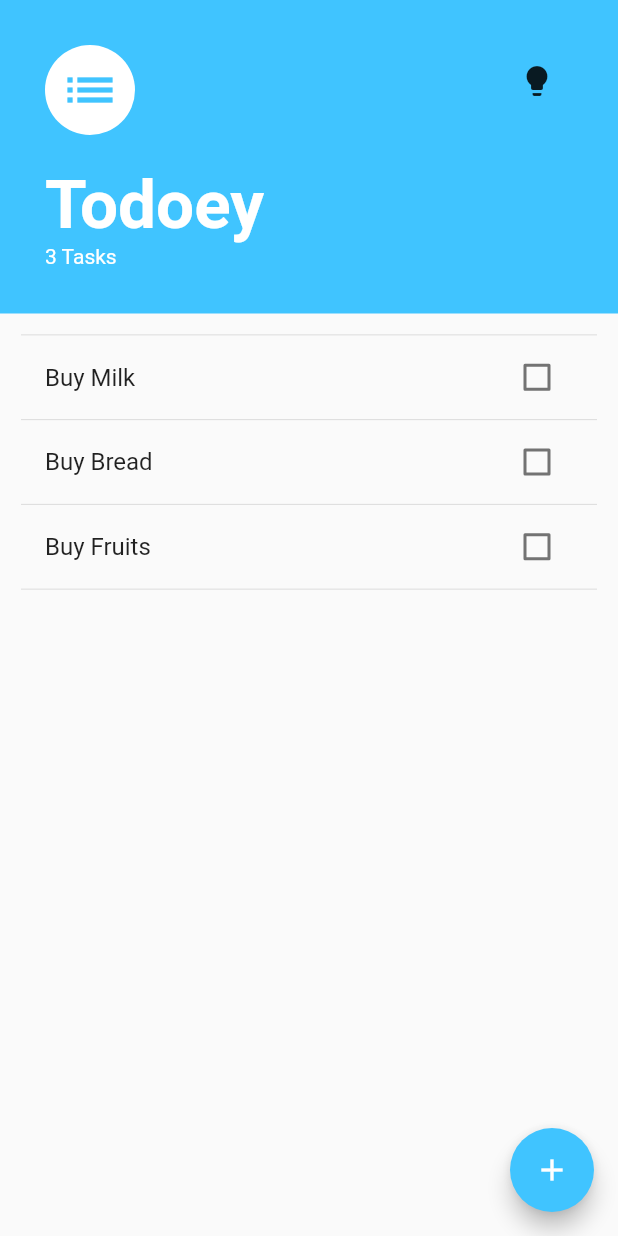
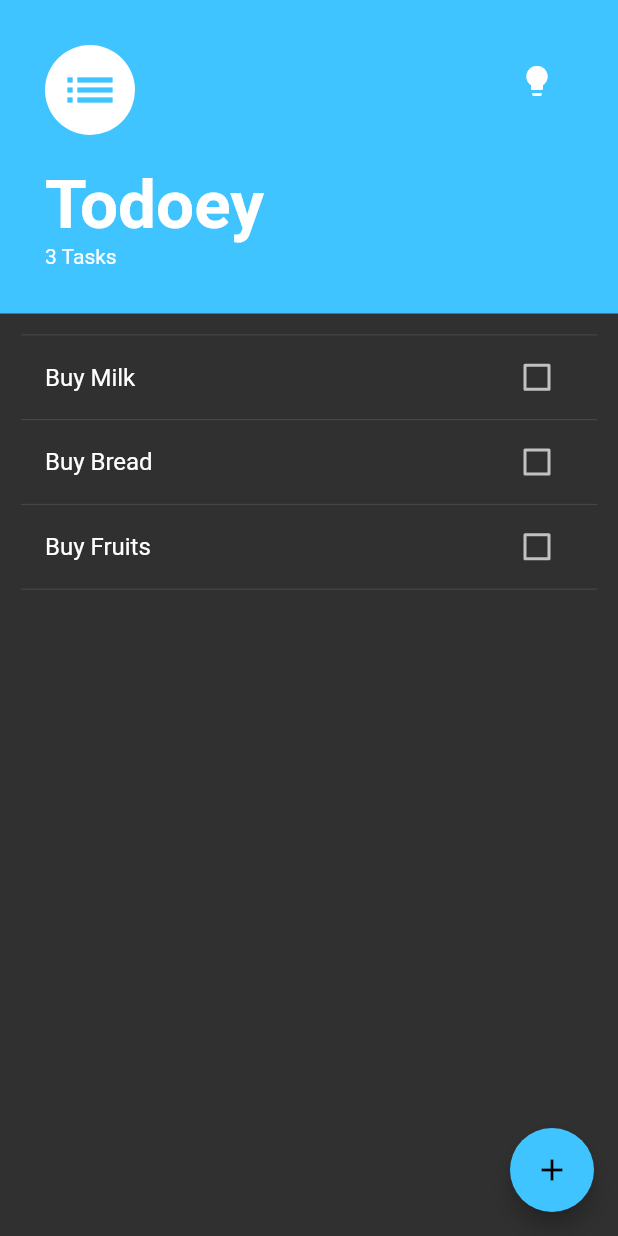
Before and after one commit to AshrafWzza/Todoey-flutter-using-provider, a Flutter app: the screen it shows after launch, after a tap on the "lightbulb" icon, on a phone screen of 412 x 824 dp. Run offline on Flutter 3.47's test engine with Material 2 defaults, Android fonts, the phone set to English and light mode, and no system bars; our stand-ins replace get, shared_preferences.

Commit message:
DarkTheme, SharedPreferences

```diff
--- a/lib/main.dart
+++ b/lib/main.dart
@@ -24,14 +24,57 @@ class MyApp extends StatefulWidget {
 }
 
 class _MyAppState extends State<MyApp> {
+  final Future<SharedPreferences> _prefs = SharedPreferences.getInstance();
+  late Future<bool> _darkMode;
+  Future<void> _updateTheme() async {
+    print('toggle0:$_darkMode');
+    final SharedPreferences prefs = await _prefs;
+    print('toggle1:$_darkMode');
+    print('toggle1:${prefs.getBool('darkMode')}');
+
+    bool darkMode = (prefs.getBool('darkMode') ?? false);
+    print('toggle2:$_darkMode');
+    print('toggle2:${prefs.getBool('darkMode')}');
+
+    // print('setState:$_darkMode');
+    // print('setState:${prefs.getBool('darkMode')}');
+
+    // !darkMode opposite bool Toggle
+    // _darkMode = prefs.setBool('darkMode', !darkMode).then((bool success) {
+    //   return darkMode;
+    // });
+    print('AfterSetState:$_darkMode');
+    print('AfterSetState:${prefs.getBool('darkMode')}');
+
+    // The opposite of Toggle Function
+    darkMode
+        ? Get.changeTheme(ThemeData.dark())
+        : Get.changeTheme(ThemeData.light());
+    print('updattteddd Themmmme');
+  }
+
+/* if (await _darkMode) {
+      Get.changeTheme(ThemeData.dark());
+      print('Statless Changeeeeeee Themmeee');
+      setState(() {});
+    }*/
+  @override
+  void initState() {
+    super.initState();
+    _darkMode = _prefs.then((SharedPreferences prefs) {
+      print('initstate00:${prefs.getBool('darkMode')}');
+      return prefs.getBool('darkMode') ?? false;
+    });
+    /*darkMode
+        ? Get.changeTheme(ThemeData.dark())
+        : Get.changeTheme(ThemeData.light());
+    print('Statless Changeeeeeee Themmeee');*/
+    _updateTheme();
+  }
+
   @override
   Widget build(BuildContext context) {
-    final Future<SharedPreferences> _prefs = SharedPreferences.getInstance();
-    late Future<bool> _darkMode;
-    _darkMode = _prefs.then((SharedPreferences prefs) {
-      print('initstateStatless:${prefs.getBool('darkMode')}');
-      return prefs.getBool('darkMode') ?? false;
-    });
+/*
     return FutureBuilder<bool>(
         future: _darkMode,
         builder: (BuildContext context, AsyncSnapshot<bool> snapshot) {
@@ -45,19 +88,22 @@ class _MyAppState extends State<MyApp> {
                 return GetMaterialApp(
                   debugShowCheckedModeBanner: false,
                   darkTheme: ThemeData.dark(),
-                  themeMode: snapshot.data! ? ThemeMode.dark : ThemeMode.light,
+                  // themeMode: snapshot.data! ? ThemeMode.dark : ThemeMode.light,
+                  themeMode: snapshot.data! ? ThemeMode.light : ThemeMode.light,
+                  // LIGHT, LIGHT - Change calculation to function before widget
                   // Theme mode depends on device settings at the beginning
-                  home: const TasksScreen(),
+                  home: TasksScreen(),
                 );
               }
           }
         });
-    /*return GetMaterialApp(
+*/
+    return GetMaterialApp(
       debugShowCheckedModeBanner: false,
       darkTheme: ThemeData.dark(),
-      themeMode: await _darkMode ? ThemeMode.light : ThemeMode.dark,
+      themeMode: ThemeMode.light,
       // Theme mode depends on device settings at the beginning
       home: const TasksScreen(),
-    );*/
+    );
   }
 }
--- a/lib/screens/tasks_screen.dart
+++ b/lib/screens/tasks_screen.dart
@@ -22,24 +22,33 @@ class _TasksScreenState extends State<TasksScreen> {
     print('toggle0:$_darkMode');
     final SharedPreferences prefs = await _prefs;
     print('toggle1:$_darkMode');
+    print('toggle1:${prefs.getBool('darkMode')}');
 
-    final bool darkMode = (prefs.getBool('darkMode') ?? false);
+    bool darkMode = (prefs.getBool('darkMode') ?? false);
     print('toggle2:$_darkMode');
+    print('toggle2:${prefs.getBool('darkMode')}');
 
-    setState(() {
-      // !darkMode opposite bool Toggle
-      _darkMode = prefs.setBool('darkMode', !darkMode).then((bool success) {
-        return darkMode;
-      });
-      print('setState:$_darkMode');
+    // print('setState:$_darkMode');
+    // print('setState:${prefs.getBool('darkMode')}');
+
+    // !darkMode opposite bool Toggle
+    _darkMode = prefs.setBool('darkMode', !darkMode).then((bool success) {
+      return darkMode;
     });
+    print('AfterSetState:$_darkMode');
+    print('AfterSetState:${prefs.getBool('darkMode')}');
+
+    darkMode
+        ? Get.changeTheme(ThemeData.light())
+        : Get.changeTheme(ThemeData.dark());
+    print('Changedddd Themmmme');
   }
 
   @override
   void initState() {
     super.initState();
     _darkMode = _prefs.then((SharedPreferences prefs) {
-      print('initstate:${prefs.getBool('darkMode')}');
+      print('initstate0:${prefs.getBool('darkMode')}');
       return prefs.getBool('darkMode') ?? false;
     });
   }
@@ -107,12 +116,13 @@ class _TasksScreenState extends State<TasksScreen> {
                       Expanded(child: Container()),
                       IconButton(
                           icon: const Icon(Icons.lightbulb),
-                          onPressed: () async {
-                            await _toggleDarkMode();
-
-                            await _darkMode
+                          onPressed: () {
+                            _toggleDarkMode();
+                            /*  await _darkMode
                                 ? Get.changeTheme(ThemeData.dark())
                                 : Get.changeTheme(ThemeData.light());
+                            print('Changedddd Themmmme');
+                            setState(() {});*/
                           }),
                     ],
                   ),
```
